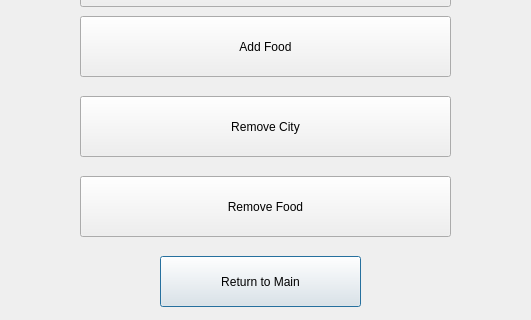
This is admin.ui in The-afroman/CS1D-vacation-project as Qt 5 draws it before an edit; both pictures show x 200 to 731 and y 134 to 454 of the 933 by 454 pixel window. The edited form follows.
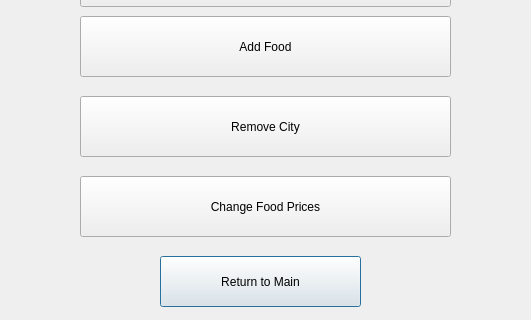
This is the edited form.

Commit message: Finished food menus

```diff
--- a/admin.ui
+++ b/admin.ui
@@ -92,7 +92,7 @@
     </rect>
    </property>
    <property name="text">
-    <string>Remove Food</string>
+    <string>Change Food Prices</string>
    </property>
   </widget>
  </widget>
```
The commit also changes 4 other files.
